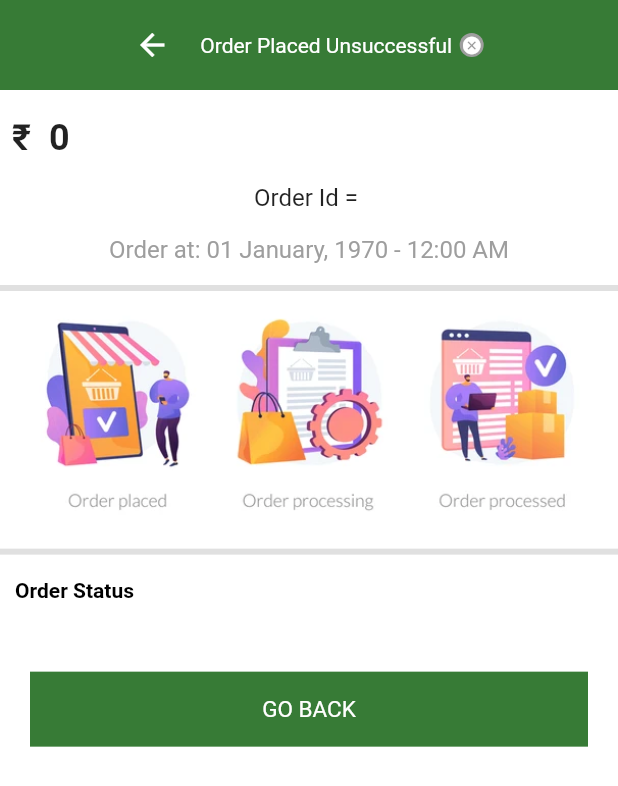
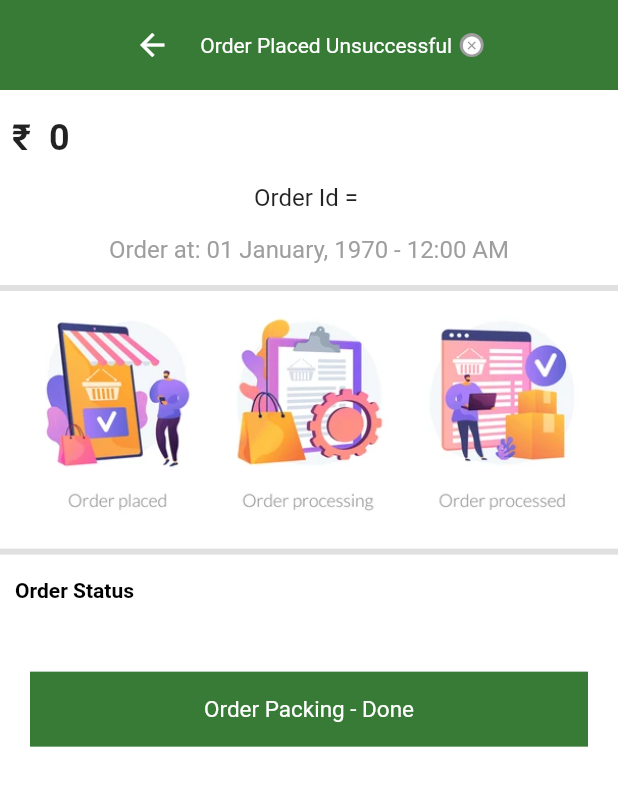
Before and after one commit to dakshvasudev/Amigo, a Flutter app: the OrderDetailsScreen screen opened directly with empty values, on a phone screen of 412 x 824 dp. Shown: the top 786 px of the screen. Run offline on Flutter 3.47's test engine with Material 2 defaults, Android fonts, the phone set to English and light mode, and no system bars; our stand-ins replace cloud_firestore, firebase_auth, firebase_core, firebase_storage, fluttertoast, google_fonts and 2 more; missing offline and left inert: number_inc_dec; accounts and stored records are empty; network calls fail; project files that could hold a hidden picture were left out.

```diff
--- a/lib/authScreen/login.dart
+++ b/lib/authScreen/login.dart
@@ -2,6 +2,7 @@ import 'package:cloud_firestore/cloud_firestore.dart';
 import 'package:firebase_auth/firebase_auth.dart';
 import 'package:flutter/material.dart';
 import 'package:google_fonts/google_fonts.dart';
+import 'package:user_amigo_app/authScreen/auth_screen.dart';
 import 'package:user_amigo_app/constants.dart';
 import 'package:user_amigo_app/mainScreens/home_screen.dart';
 import 'package:user_amigo_app/widgets/error_dialog.dart';
@@ -91,7 +92,8 @@ class _PhoneNumberState extends State<PhoneNumber> {
         firebaseAuth.signOut();
         Navigator.pop(context);
         Navigator.push(
-            context, MaterialPageRoute(builder: (c) => HomeScreen()));
+            context, MaterialPageRoute(builder: (c) => AuthScreen())
+        );
 
         showDialog(
             context: context,
--- a/lib/main.dart
+++ b/lib/main.dart
@@ -15,16 +15,16 @@ Future<void> main() async {
 }
 
 Map<int, Color> color = {
-  50: const Color.fromRGBO(136, 14, 79, .1),
-  100: const Color.fromRGBO(136, 14, 79, .2),
-  200: const Color.fromRGBO(136, 14, 79, .3),
-  300: const Color.fromRGBO(136, 14, 79, .4),
-  400: const Color.fromRGBO(136, 14, 79, .5),
-  500: const Color.fromRGBO(136, 14, 79, .6),
-  600: const Color.fromRGBO(136, 14, 79, .7),
-  700: const Color.fromRGBO(136, 14, 79, .8),
-  800: const Color.fromRGBO(136, 14, 79, .9),
-  900: const Color.fromRGBO(136, 14, 79, 1),
+  50: const Color.fromRGBO(55, 123, 54, 0.1),
+  100: const Color.fromRGBO(55, 123, 54, 0.2),
+  200: const Color.fromRGBO(55, 123, 54, 0.3),
+  300: const Color.fromRGBO(55, 123, 54, 0.4),
+  400: const Color.fromRGBO(55, 123, 54, 0.5),
+  500: const Color.fromRGBO(55, 123, 54, 0.6),
+  600: const Color.fromRGBO(55, 123, 54, 0.7),
+  700: const Color.fromRGBO(55, 123, 54, 0.8),
+  800: const Color.fromRGBO(55, 123, 54, 0.9),
+  900: const Color.fromRGBO(55, 123, 54, 1),
 };
 
 class MyApp extends StatelessWidget {
--- a/lib/mainScreens/home_screen.dart
+++ b/lib/mainScreens/home_screen.dart
@@ -20,6 +20,7 @@ class HomeScreen extends StatefulWidget {
 }
 
 class _HomeScreenState extends State<HomeScreen> {
+  @override
   void initState() {
     super.initState();
 
--- a/lib/mainScreens/order_details_screen.dart
+++ b/lib/mainScreens/order_details_screen.dart
@@ -17,7 +17,6 @@ class OrderDetailsScreen extends StatefulWidget {
 
 class _OrderDetailsScreenState extends State<OrderDetailsScreen> {
   String orderStatus = "";
-
   @override
   Widget build(BuildContext context) {
     return Scaffold(
@@ -91,7 +90,7 @@ class _OrderDetailsScreenState extends State<OrderDetailsScreen> {
                             .get(),
                         builder: (c, snapshot) {
                           return snapshot.hasData
-                              ? const ShipmentAddressDesign()
+                              ?  ShipmentAddressDesign(orderStatus: orderStatus,)
                               : Center(
                                   child: circularProgress(),
                                 );
--- a/lib/widgets/cart_item_design.dart
+++ b/lib/widgets/cart_item_design.dart
@@ -8,7 +8,7 @@ class CartItemDesign extends StatefulWidget {
   BuildContext? context;
   final int? quanNumber;
 
-  CartItemDesign({
+  CartItemDesign({super.key,
     this.model,
     this.context,
     this.quanNumber,
--- a/lib/widgets/shipment_address_design.dart
+++ b/lib/widgets/shipment_address_design.dart
@@ -3,7 +3,8 @@ import 'package:user_amigo_app/constants.dart';
 import 'package:user_amigo_app/splashScreen.dart';
 
 class ShipmentAddressDesign extends StatelessWidget {
-  const ShipmentAddressDesign({super.key});
+  final String orderStatus;
+   ShipmentAddressDesign({super.key,required this.orderStatus});
 
   @override
   Widget build(BuildContext context) {
@@ -36,8 +37,7 @@ class ShipmentAddressDesign extends StatelessWidget {
                 height: 50,
                 child: Center(
                   child: Text(
-                    // orderStatus == "ended" ? "Go Back" : "Order Packing - Done",
-                    "GO BACK",
+                    orderStatus == "ended" ? "Go Back" : "Order Packing - Done",
                     style: TextStyle(color: Colors.white, fontSize: 15.0),
                   ),
                 ),
```
